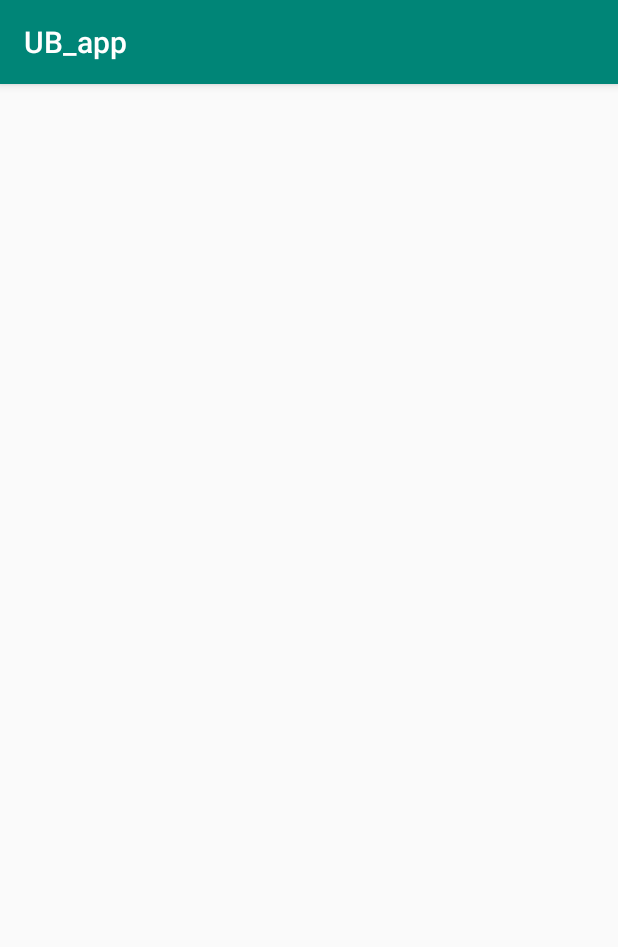
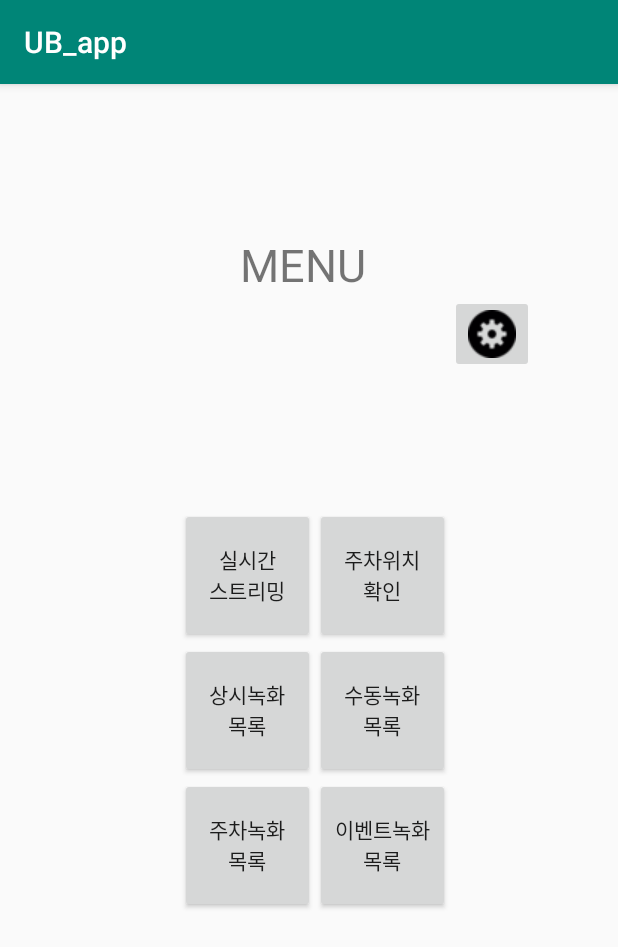
Before and after one commit to bhj03245/Unboxing_project, an Android app: the MainMenu screen opened directly, with no data from a screen before it, on a phone screen of 412 x 824 dp. Shown: the top 947 px of the screen. Run offline under Robolectric (Android 15) with nearby library versions, the light colour scheme and no system bars.

Commit message:
update UB_app

```diff
--- a/Android/UB_app/app/src/main/AndroidManifest.xml
+++ b/Android/UB_app/app/src/main/AndroidManifest.xml
@@ -11,7 +11,8 @@
         android:roundIcon="@mipmap/ic_launcher_round"
         android:supportsRtl="true"
         android:theme="@style/AppTheme">
-        <activity android:name=".MainMenu"></activity>
+        <activity android:name=".Streaming"></activity>
+        <activity android:name=".MainMenu" />
         <activity
             android:name=".MainActivity"
             android:label="@string/app_name">
--- a/Android/UB_app/app/src/main/java/kr/ac/kpu/ce2015150012/ub_app/MainMenu.java
+++ b/Android/UB_app/app/src/main/java/kr/ac/kpu/ce2015150012/ub_app/MainMenu.java
@@ -1,13 +1,78 @@
 package kr.ac.kpu.ce2015150012.ub_app;
 
+        import android.content.Intent;
         import android.support.v7.app.AppCompatActivity;
         import android.os.Bundle;
+        import android.view.View;
+        import android.widget.Button;
 
 public class MainMenu extends AppCompatActivity {
+
+    Button btn_streaming;
+    Button btn_parkLocation;
+    Button btn_normList;
+    Button btn_manlList;
+    Button btn_parkList;
+    Button btn_imptList;
 
     @Override
     protected void onCreate(Bundle savedInstanceState) {
         super.onCreate(savedInstanceState);
         setContentView(R.layout.activity_main_menu);
+
+        btn_streaming = (Button)findViewById(R.id.real_streaming);
+        btn_parkLocation = (Button)findViewById(R.id.park_location);
+        btn_normList = (Button)findViewById(R.id.norm_list);
+        btn_manlList = (Button)findViewById(R.id.manl_list);
+        btn_parkList = (Button)findViewById(R.id.park_list);
+        btn_imptList = (Button)findViewById(R.id.impt_list);
+
+        btn_streaming.setOnClickListener(new View.OnClickListener(){
+            @Override
+            public void onClick(View v) {
+                Intent intent = new Intent(MainMenu.this, Streaming.class);
+                startActivity(intent);
+            }
+        });
+
+        btn_parkLocation.setOnClickListener(new View.OnClickListener(){
+            @Override
+            public void onClick(View v) {
+                Intent intent = new Intent(MainMenu.this, Streaming.class);
+                startActivity(intent);
+            }
+        });
+
+        btn_normList.setOnClickListener(new View.OnClickListener(){
+            @Override
+            public void onClick(View v) {
+                Intent intent = new Intent(MainMenu.this, Streaming.class);
+                startActivity(intent);
+            }
+        });
+
+        btn_manlList.setOnClickListener(new View.OnClickListener(){
+            @Override
+            public void onClick(View v) {
+                Intent intent = new Intent(MainMenu.this, Streaming.class);
+                startActivity(intent);
+            }
+        });
+
+        btn_parkList.setOnClickListener(new View.OnClickListener(){
+            @Override
+            public void onClick(View v) {
+                Intent intent = new Intent(MainMenu.this, Streaming.class);
+                startActivity(intent);
+            }
+        });
+
+        btn_imptList.setOnClickListener(new View.OnClickListener(){
+            @Override
+            public void onClick(View v) {
+                Intent intent = new Intent(MainMenu.this, Streaming.class);
+                startActivity(intent);
+            }
+        });
     }
 }
--- a/Android/UB_app/app/src/main/res/layout/activity_main_menu.xml
+++ b/Android/UB_app/app/src/main/res/layout/activity_main_menu.xml
@@ -1,9 +1,74 @@
 <?xml version="1.0" encoding="utf-8"?>
-<android.support.constraint.ConstraintLayout xmlns:android="http://schemas.android.com/apk/res/android"
-    xmlns:app="http://schemas.android.com/apk/res-auto"
+<LinearLayout xmlns:android="http://schemas.android.com/apk/res/android"
     xmlns:tools="http://schemas.android.com/tools"
     android:layout_width="match_parent"
     android:layout_height="match_parent"
+    android:orientation="vertical"
     tools:context=".MainMenu">
 
-</android.support.constraint.ConstraintLayout>
+    <TextView
+        android:layout_width="wrap_content"
+        android:layout_height="wrap_content"
+        android:gravity="center_horizontal"
+        android:layout_marginTop="100dp"
+        android:layout_marginLeft="160dp"
+        android:text="MENU"
+        android:textSize="30dp" />
+
+
+    <ImageButton
+        android:id="@+id/settings"
+        android:layout_width="wrap_content"
+        android:layout_height="wrap_content"
+        android:layout_marginLeft="300dp"
+        android:src="@drawable/img_settings" />
+
+    <TableLayout
+        android:layout_width="wrap_content"
+        android:layout_height="wrap_content">
+        <TableRow>
+            <Button
+                android:id="@+id/real_streaming"
+                android:layout_width="90dp"
+                android:layout_height="90dp"
+                android:layout_marginLeft="120dp"
+                android:layout_marginTop="90dp"
+                android:text="실시간\n스트리밍" />
+
+            <Button
+                android:id="@+id/park_location"
+                android:layout_width="90dp"
+                android:layout_height="90dp"
+                android:layout_marginTop="90dp"
+                android:text="주차위치\n확인" />
+        </TableRow>
+        <TableRow>
+
+            <Button
+                android:id="@+id/norm_list"
+                android:layout_width="90dp"
+                android:layout_height="90dp"
+                android:layout_marginLeft="120dp"
+                android:text="상시녹화\n목록" />
+            <Button
+                android:id="@+id/manl_list"
+                android:layout_width="90dp"
+                android:layout_height="90dp"
+                android:text="수동녹화\n목록"/>
+        </TableRow>
+        <TableRow>
+            <Button
+                android:id="@+id/park_list"
+                android:layout_width="90dp"
+                android:layout_height="90dp"
+                android:layout_marginLeft="120dp"
+                android:text="주차녹화\n목록"/>
+            <Button
+                android:id="@+id/impt_list"
+                android:layout_width="90dp"
+                android:layout_height="90dp"
+                android:text="이벤트녹화\n목록"/>
+        </TableRow>
+    </TableLayout>
+
+</LinearLayout>
```
Also changed, not shown: Android/UB_app/app/src/main/java/kr/ac/kpu/ce2015150012/ub_app/Streaming.java (added, +22 -0 lines), Android/UB_app/app/src/main/res/layout/activity_streaming.xml (added, +16 -0 lines), Android/UB_app/app/src/main/res/drawable/img_settings.png (added).
